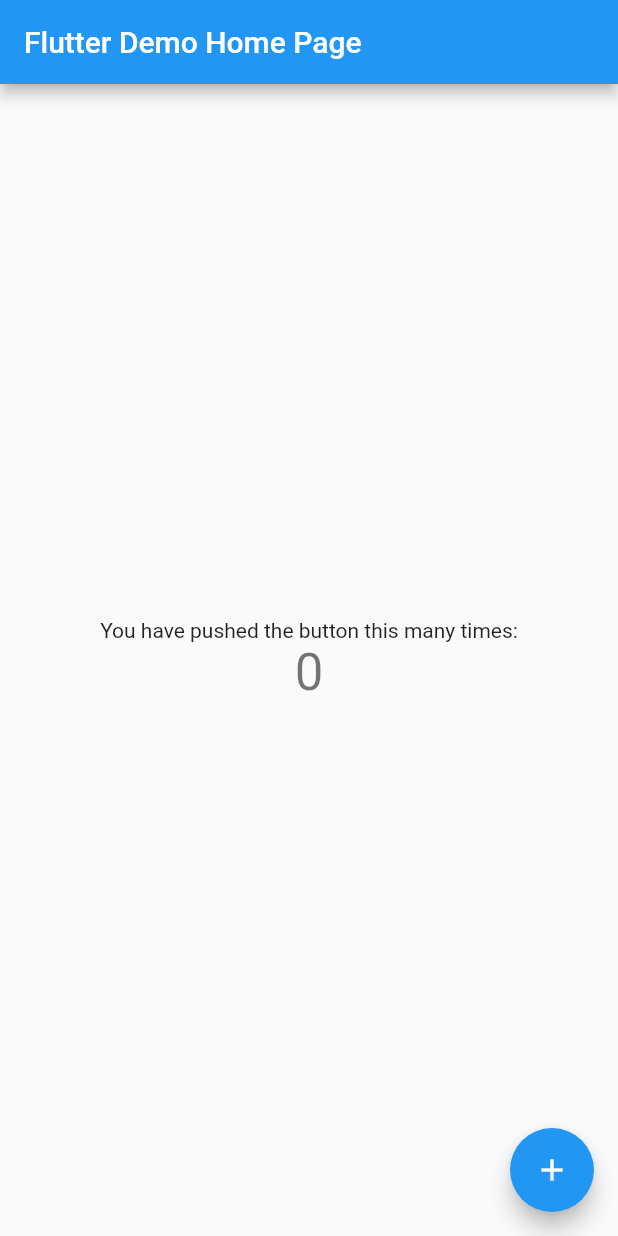
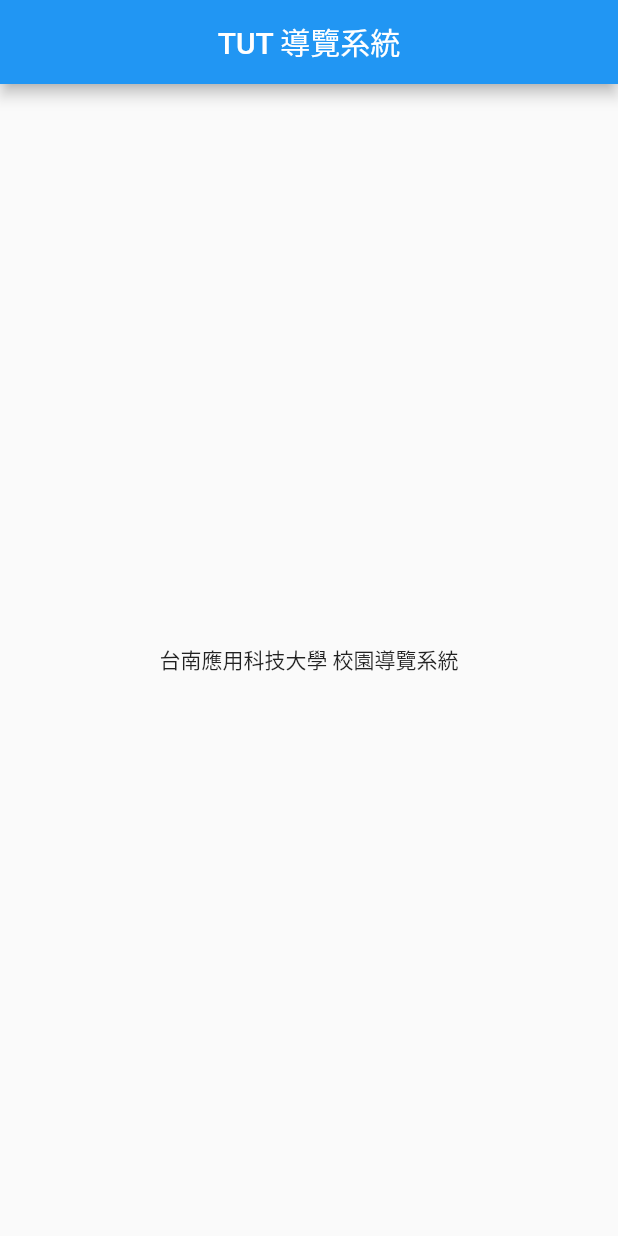
Before and after one commit to Wujidadi/Beacon-Notification-Test, a Flutter app: the screen it shows after launch, on a phone screen of 412 x 824 dp. Run offline on Flutter 3.47's test engine with Material 2 defaults, Android fonts, the phone set to English and light mode, and no system bars; missing offline and left inert: ansicolor, beacons_plugin, get_mac.

```diff
--- /dev/null
+++ b/lib/data/beacon.dart
@@ -0,0 +1,36 @@
+class Beacon
+{
+    final String name;
+    final String uuid;
+    final String mac;
+    final String major;
+    final String minor;
+    final String distance;
+    final String rssi;
+    final String txPower;
+    final String time;
+
+    Beacon({
+        this.name,
+        this.uuid,
+        this.mac,
+        this.major,
+        this.minor,
+        this.distance,
+        this.rssi,
+        this.txPower,
+        this.time
+    });
+
+    Map<dynamic, dynamic> toJson() => {
+        'name': name,
+        'uuid': uuid,
+        'mac': mac,
+        'major': major,
+        'minor': minor,
+        'distance': distance,
+        'rssi': rssi,
+        'txPower': txPower,
+        'time': time,
+    };
+}
--- /dev/null
+++ b/lib/helpers/references.dart
@@ -0,0 +1,12 @@
+/// 限定目標基站或 beacon 的 UUID
+final List<String> myUuid = <String>[
+    '0a4d8b73-7f74-4a83-b2ca-4fe84e870427',    // STU
+    '0a4d8b73-7f74-4a83-b2ca-4fe84e870426',    // TUT
+    'b5b182c7-eab1-4988-aa99-b5c1517008d9'
+];
+
+/// 執行定期動作的時間間隔
+final Duration period = const Duration(seconds: 1);
+
+/// Beacon 未回傳過期時限（微秒）
+final int beaconExpiredMus = 5 * 1000000;
--- a/lib/main.dart
+++ b/lib/main.dart
@@ -1,121 +1,30 @@
-import 'dart:async';
-import 'dart:io' show Platform;
-import 'dart:convert';
 import 'package:flutter/material.dart';
 import 'package:flutter/rendering.dart';
+import 'package:beacon_notification_test/pages/mainPage.dart';
 
-void main() {
-  runApp(MyApp());
+void main()
+{
+    /* 視覺輔助排版工具 */
+    debugPaintSizeEnabled = false;
+
+    /* 主程式進入點 */
+    runApp(BeaconNotifyApp());
 }
 
-class MyApp extends StatelessWidget {
-  // This widget is the root of your application.
-  @override
-  Widget build(BuildContext context) {
-    return MaterialApp(
-      title: 'Flutter Demo',
-      theme: ThemeData(
-        // This is the theme of your application.
-        //
-        // Try running your application with "flutter run". You'll see the
-        // application has a blue toolbar. Then, without quitting the app, try
-        // changing the primarySwatch below to Colors.green and then invoke
-        // "hot reload" (press "r" in the console where you ran "flutter run",
-        // or simply save your changes to "hot reload" in a Flutter IDE).
-        // Notice that the counter didn't reset back to zero; the application
-        // is not restarted.
-        primarySwatch: Colors.blue,
-        // This makes the visual density adapt to the platform that you run
-        // the app on. For desktop platforms, the controls will be smaller and
-        // closer together (more dense) than on mobile platforms.
-        visualDensity: VisualDensity.adaptivePlatformDensity,
-      ),
-      home: MyHomePage(title: 'Flutter Demo Home Page'),
-    );
-  }
+class BeaconNotifyApp extends StatefulWidget
+{
+    @override
+    _BeaconNotifyAppState createState() => _BeaconNotifyAppState();
 }
 
-class MyHomePage extends StatefulWidget {
-  MyHomePage({Key key, this.title}) : super(key: key);
-
-  // This widget is the home page of your application. It is stateful, meaning
-  // that it has a State object (defined below) that contains fields that affect
-  // how it looks.
-
-  // This class is the configuration for the state. It holds the values (in this
-  // case the title) provided by the parent (in this case the App widget) and
-  // used by the build method of the State. Fields in a Widget subclass are
-  // always marked "final".
-
-  final String title;
-
-  @override
-  _MyHomePageState createState() => _MyHomePageState();
+class _BeaconNotifyAppState extends State<BeaconNotifyApp>
+{
+    @override
+    Widget build(BuildContext context)
+    {
+        return MaterialApp(
+            debugShowCheckedModeBanner: false,
+            home: MainPage()
+        );
+    }
 }
-
-class _MyHomePageState extends State<MyHomePage> {
-  int _counter = 0;
-
-  void _incrementCounter() {
-    setState(() {
-      // This call to setState tells the Flutter framework that something has
-      // changed in this State, which causes it to rerun the build method below
-      // so that the display can reflect the updated values. If we changed
-      // _counter without calling setState(), then the build method would not be
-      // called again, and so nothing would appear to happen.
-      _counter++;
-    });
-  }
-
-  @override
-  Widget build(BuildContext context) {
-    // This method is rerun every time setState is called, for instance as done
-    // by the _incrementCounter method above.
-    //
-    // The Flutter framework has been optimized to make rerunning build methods
-    // fast, so that you can just rebuild anything that needs updating rather
-    // than having to individually change instances of widgets.
-    return Scaffold(
-      appBar: AppBar(
-        // Here we take the value from the MyHomePage object that was created by
-        // the App.build method, and use it to set our appbar title.
-        title: Text(widget.title),
-      ),
-      body: Center(
-        // Center is a layout widget. It takes a single child and positions it
-        // in the middle of the parent.
-        child: Column(
-          // Column is also a layout widget. It takes a list of children and
-          // arranges them vertically. By default, it sizes itself to fit its
-          // children horizontally, and tries to be as tall as its parent.
-          //
-          // Invoke "debug painting" (press "p" in the console, choose the
-          // "Toggle Debug Paint" action from the Flutter Inspector in Android
-          // Studio, or the "Toggle Debug Paint" command in Visual Studio Code)
-          // to see the wireframe for each widget.
-          //
-          // Column has various properties to control how it sizes itself and
-          // how it positions its children. Here we use mainAxisAlignment to
-          // center the children vertically; the main axis here is the vertical
-          // axis because Columns are vertical (the cross axis would be
-          // horizontal).
-          mainAxisAlignment: MainAxisAlignment.center,
-          children: <Widget>[
-            Text(
-              'You have pushed the button this many times:',
-            ),
-            Text(
-              '$_counter',
-              style: Theme.of(context).textTheme.headline4,
-            ),
-          ],
-        ),
-      ),
-      floatingActionButton: FloatingActionButton(
-        onPressed: _incrementCounter,
-        tooltip: 'Increment',
-        child: Icon(Icons.add),
-      ), // This trailing comma makes auto-formatting nicer for build methods.
-    );
-  }
-}
--- a/pubspec.yaml
+++ b/pubspec.yaml
@@ -34,6 +34,8 @@ dependencies:
       url: https://github.com/Wujidadi/Flutter-Beacons-Plugin.git
 
   ansicolor: ^1.0.5
+
+  get_mac: ^0.0.1
 
 dev_dependencies:
   flutter_test:
```
Also changed, not shown: lib/helpers/colorMsg.dart (added, +13 -0 lines), lib/pages/mainPage.dart (added, +229 -0 lines), pubspec.lock, 5 other files.
